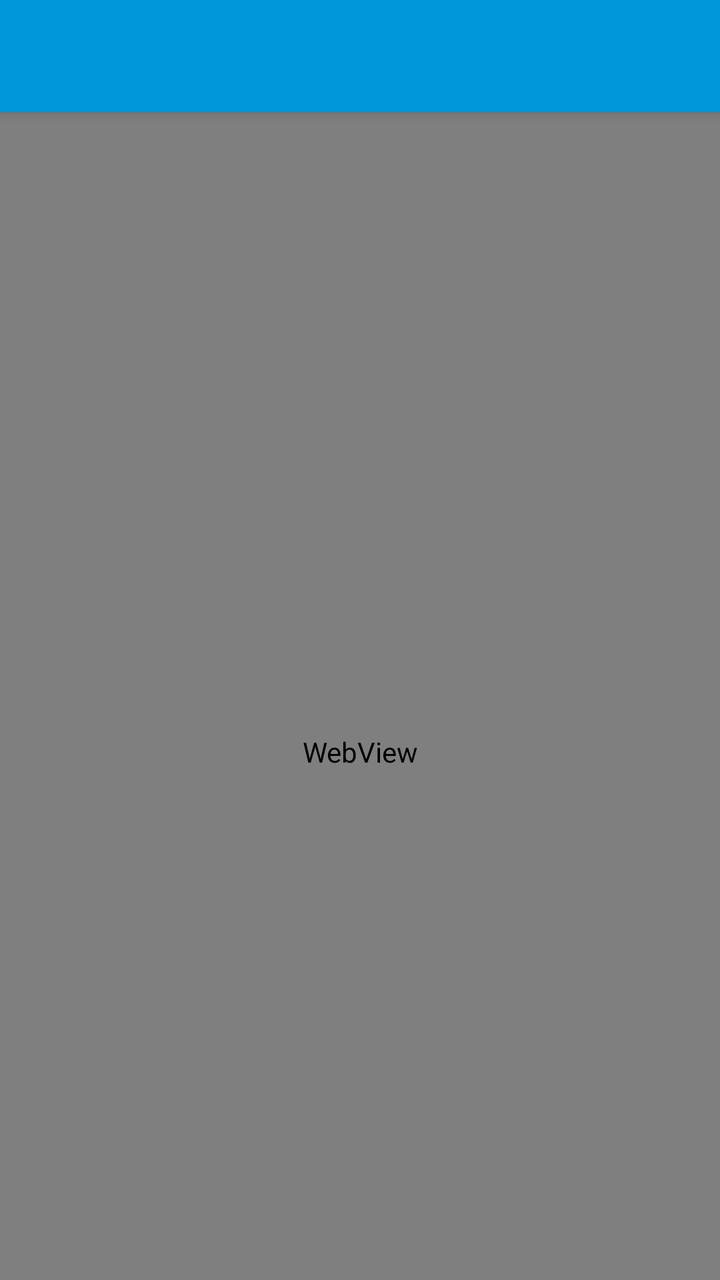
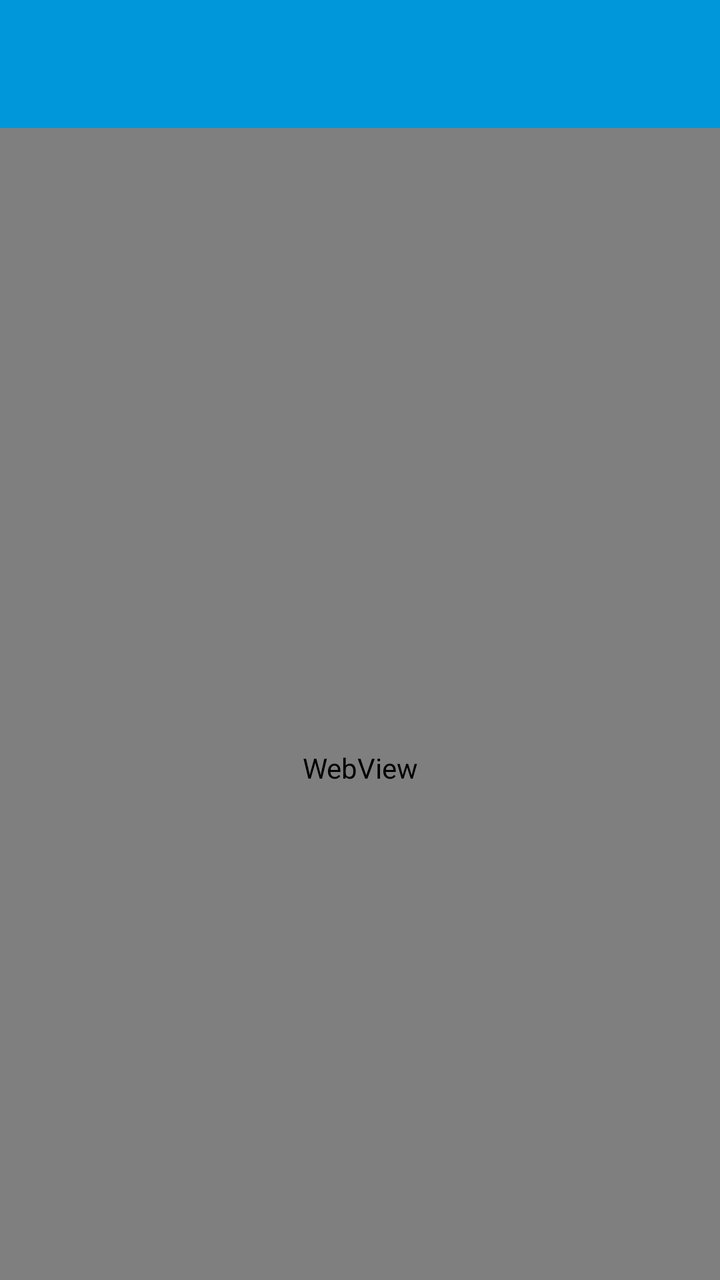

Screens rendered from an Android XML layout before and after an edit, with the pre-edit source and the edit as a unified diff.
<!-- AndroidManifest.xml: application theme Theme.AppCompat.Light.NoActionBar -->
<!-- res/layout/activity_web_view.xml -->
<?xml version="1.0" encoding="utf-8"?>
<androidx.coordinatorlayout.widget.CoordinatorLayout
    xmlns:android="http://schemas.android.com/apk/res/android"
    xmlns:app="http://schemas.android.com/apk/res-auto"
    xmlns:tools="http://schemas.android.com/tools"
    android:id="@+id/main"
    android:layout_width="match_parent"
    android:layout_height="match_parent"
    tools:context=".pertemuan5.WebViewActivity">

    <com.google.android.material.appbar.AppBarLayout
        android:id="@+id/appBar"
        android:layout_width="match_parent"
        android:layout_height="wrap_content">
        <androidx.appcompat.widget.Toolbar
            android:id="@+id/toolbar"
            android:layout_width="match_parent"
            android:layout_height="?attr/actionBarSize"
            android:background="#0097da"
            app:layout_constraintEnd_toEndOf="parent"
            app:layout_constraintStart_toStartOf="parent"
            app:layout_constraintTop_toTopOf="parent"
            app:subtitleTextColor="@android:color/white"
            app:titleTextColor="@android:color/white"
            app:layout_scrollFlags="scroll|enterAlways"/>
    </com.google.android.material.appbar.AppBarLayout>

    <WebView
        android:id="@+id/webView"
        android:layout_width="match_parent"
        android:layout_height="match_parent"
        app:layout_constraintBottom_toBottomOf="parent"
        app:layout_constraintStart_toStartOf="parent"
        app:layout_constraintTop_toTopOf="parent"
        app:layout_behavior="@string/appbar_scrolling_view_behavior"/>

</androidx.coordinatorlayout.widget.CoordinatorLayout>
<!-- resources referenced by this layout -->
<resources>

</resources>

<!-- the commit's change to res/layout/activity_web_view.xml (unified diff, before → after) -->
@@ -6,7 +6,7 @@
     android:id="@+id/main"
     android:layout_width="match_parent"
     android:layout_height="match_parent"
-    tools:context=".pertemuan5.WebViewActivity">
+    tools:context=".Home.pertemuan5.WebViewActivity">
 
     <com.google.android.material.appbar.AppBarLayout
         android:id="@+id/appBar"
<!-- resource entries referenced after the edit -->
@@ -1,5 +1,9 @@
 <!-- resources referenced by this layout -->
 <resources>
-
+  <style name="Theme.AppCompat.Light.NoActionBar" parent="Base.Theme.AppCompat.Light.NoActionBar" />
+  <style name="Base.Theme.AppCompat.Light.NoActionBar" parent="Theme.Material3.DayNight.NoActionBar">
+          
+          
+      </style>
 </resources>
 
